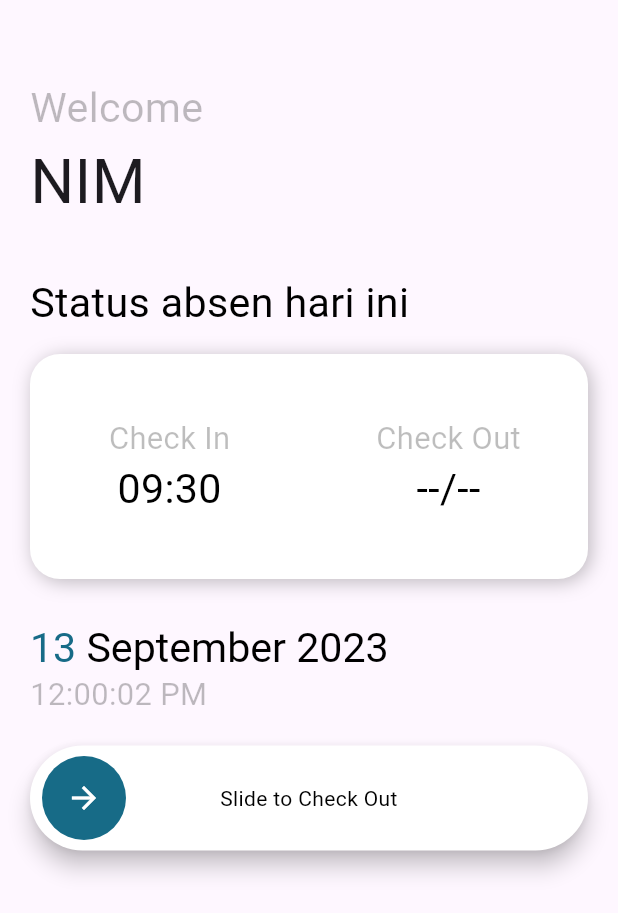
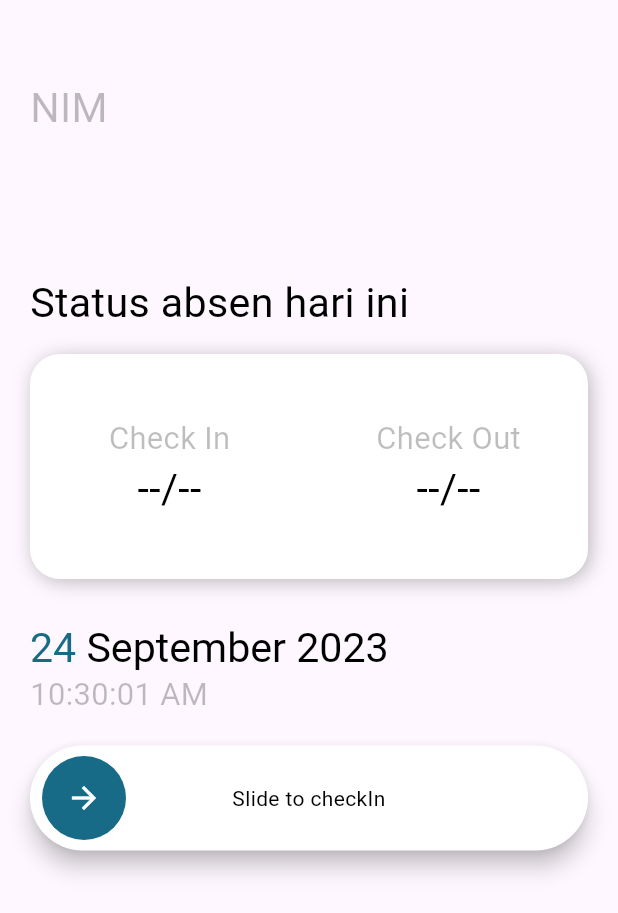
Before and after one commit to lenilestari/Absensi_Simulasi, a Flutter app: the TodayScreen screen opened directly, on a phone screen of 412 x 824 dp. Shown: the top 913 px of the screen. Run offline on Flutter 3.47's test engine with Material 2 defaults, Android fonts, the light colour scheme and no system bars; drawn by our look-alikes of slide_to_act; our stand-ins replace cloud_firestore, firebase_core, flutter_keyboard_visibility, font_awesome_flutter, shared_preferences; accounts and stored records are empty; Roboto replaces fonts that are missing (font_2).

Commit message:
CHECK IN & CHECK OUT

```diff
--- a/lib/homescreen.dart
+++ b/lib/homescreen.dart
@@ -18,7 +18,7 @@ class _HomeScreenState extends State<HomeScreen> {
 
   Color primary = Color(0xFF176B87);
 
-  int currentIndex = 0;
+  int currentIndex = 1;
 
   List<IconData> navigationIcons = [
     FontAwesomeIcons.calendar,
--- a/lib/main.dart
+++ b/lib/main.dart
@@ -1,5 +1,6 @@
 import 'package:absensi_simulasi_mmtc_20/homescreen.dart';
 import 'package:absensi_simulasi_mmtc_20/loginscreen.dart';
+import 'package:absensi_simulasi_mmtc_20/model/user.dart';
 import 'package:firebase_core/firebase_core.dart';
 import 'package:flutter/material.dart';
 import 'package:flutter_keyboard_visibility/flutter_keyboard_visibility.dart';
@@ -56,7 +57,11 @@ class _AuthCheckState extends State<AuthCheck> {
 
     try {
       if(sharedPreferences.getString('NimId') != null) {
+        setState(() {
+
+          User.username = sharedPreferences.getString('NimId')!;
         userAvailable = true;
+        });
       }
     } catch(e) {
       setState(() {
--- /dev/null
+++ b/lib/model/user.dart
@@ -0,0 +1,3 @@
+class User {
+  static String username = " ";
+}
--- a/lib/todayscreen.dart
+++ b/lib/todayscreen.dart
@@ -1,4 +1,9 @@
+import 'dart:async';
+
+import 'package:absensi_simulasi_mmtc_20/model/user.dart';
+import 'package:cloud_firestore/cloud_firestore.dart';
 import 'package:flutter/material.dart';
+import 'package:intl/intl.dart';
 import 'package:slide_to_act/slide_to_act.dart';
 
 class TodayScreen extends StatefulWidget {
@@ -11,7 +16,40 @@ class TodayScreen extends StatefulWidget {
 class _TodayScreenState extends State<TodayScreen> {
   double screenHeight = 0;
   double screenWidth = 0;
+
+  String checkIn = "--/--";
+  String checkOut = "--/--";
+
   Color primary = Color(0xFF176B87);
+
+  @override
+  void initState() {
+    super.initState();
+    _getRecord();
+  }
+
+  void _getRecord() async {
+    try {
+      QuerySnapshot querySnapshot = await FirebaseFirestore.instance.collection("NIM").where('id', isEqualTo: User.username).get();
+
+      DocumentSnapshot querySnapshot2 = await FirebaseFirestore.instance.collection("NIM").doc(querySnapshot.docs[0].id).collection("Record")
+          .doc(DateFormat('dd MMMM yyyy').format(DateTime.now()))
+          .get();
+
+      setState(() {
+        checkIn = querySnapshot2['checkIn'];
+        checkOut = querySnapshot2['checkOut'];
+      });
+
+    } catch (e) {
+      setState(() {
+        checkIn = "--/--";
+        checkOut = "--/--";
+      });
+    }
+    print(checkIn);
+    print(checkOut);
+  }
 
   @override
   Widget build(BuildContext context) {
@@ -27,7 +65,7 @@ class _TodayScreenState extends State<TodayScreen> {
               alignment: Alignment.centerLeft,
               margin: const EdgeInsets.only(top: 32),
               child: Text(
-                "Welcome",
+                "NIM",
                 style: TextStyle(
                   color: Colors.black26,
                   fontFamily: "font_2",
@@ -38,7 +76,8 @@ class _TodayScreenState extends State<TodayScreen> {
             Container(
               alignment: Alignment.centerLeft,
               child: Text(
-                "NIM",
+                User.username,
+
                 style: TextStyle(
                   fontFamily: "font_2",
                   fontSize: screenWidth / 10,
@@ -89,7 +128,7 @@ class _TodayScreenState extends State<TodayScreen> {
                           ),
                         ),
                         Text(
-                          "09:30",
+                          checkIn,
                           style: TextStyle(
                             fontFamily: "font_2",
                             fontSize: screenWidth / 15,
@@ -113,7 +152,7 @@ class _TodayScreenState extends State<TodayScreen> {
                           ),
                         ),
                         Text(
-                          "--/--",
+                          checkOut,
                           style: TextStyle(
                             fontFamily: "font_2",
                             fontSize: screenWidth / 15,
@@ -130,7 +169,7 @@ class _TodayScreenState extends State<TodayScreen> {
               alignment: Alignment.centerLeft,
               child: RichText(
                 text: TextSpan(
-                  text: "13",
+                  text: DateTime.now().day.toString(),
                   style: TextStyle(
                     color: primary,
                     fontSize: screenWidth / 15,
@@ -138,7 +177,7 @@ class _TodayScreenState extends State<TodayScreen> {
                   ),
                   children: [
                     TextSpan(
-                      text: " September 2023",
+                      text: DateFormat(' MMMM yyyy').format(DateTime.now()),
                       style: TextStyle(
                         color: Colors.black,
                         fontSize: screenWidth / 15,
@@ -149,38 +188,100 @@ class _TodayScreenState extends State<TodayScreen> {
                 ),
               ),
             ),
-            Container(
+            StreamBuilder(
+              stream: Stream.periodic(const Duration(seconds: 1)),
+              builder: (context, snapshot) {
+                return Container(
                   alignment: Alignment.centerLeft,
                   child: Text(
-                "12:00:02 PM",
+                    DateFormat('hh:mm:ss a').format(DateTime.now()),
                     style: TextStyle(
                       fontFamily: "font_2",
                       fontSize: screenWidth / 20,
                       color: Colors.black26,
                     ),
                   ),
+                );
+              }
             ),
-            Container(
+            checkOut == "--/--" ? Container(
               margin: const EdgeInsets.only(top : 20),
               child: Builder(
                 builder: (context) {
                   final GlobalKey<SlideActionState> key = GlobalKey();
 
                   return SlideAction(
-                    text: "Slide to Check Out",
+                    text: checkIn == "--/--" ? "Slide to checkIn" : "Slide to checkOut",
                     textStyle: TextStyle(
                       color: Colors.black,
                     ),
                     outerColor: Colors.white,
                     innerColor: primary,
                     key: key,
-                    onSubmit: () {
+
+                  onSubmit: () async {
+
+                      // key.currentState!.reset();
+
+                    Timer(Duration(seconds: 1), () {
                       key.currentState!.reset();
-                    },
-                  );
+                    });
+
+                      print(DateFormat('hh:mm').format(DateTime.now()));
+
+                      QuerySnapshot querySnapshot = await FirebaseFirestore.instance.collection("NIM").where('id', isEqualTo: User.username).get();
+
+                      print(querySnapshot.docs[0].id);
+                      print(DateFormat('dd MMMM yyyy').format(DateTime.now()));
+
+                      DocumentSnapshot querySnapshot2 = await FirebaseFirestore.instance.collection("NIM").doc(querySnapshot.docs[0].id).collection("Record")
+                          .doc(DateFormat('dd MMMM yyyy').format(DateTime.now()))
+                          .get();
+
+                      try {
+                        // if(querySnapshot2['checkIn']);
+                        String checkIn = querySnapshot2['checkIn'];
+
+                        setState(() {
+                          checkOut = DateFormat('hh:mm').format(DateTime.now());
+                        });
+
+                        await FirebaseFirestore .instance.collection("NIM").doc(querySnapshot.docs[0].id).collection("Record")
+                            .doc(DateFormat('dd MMMM yyyy').format(DateTime.now())).update({
+                          'checkIn' : checkIn,
+                          'checkOut' : DateFormat('hh:mm').format(DateTime.now())
+                        });
+
+                      } catch (e) {
+
+                        setState(() {
+                          checkIn = DateFormat('hh:mm').format(DateTime.now());
+                        });
+                        await FirebaseFirestore .instance.collection("NIM").doc(querySnapshot.docs[0].id).collection("Record")
+                            .doc(DateFormat('dd MMMM yyyy').format(DateTime.now())).set({
+                          'checkIn' : DateFormat('hh:mm').format(DateTime.now()),
+                        });
+                      }
+
+                      // print(querySnapshot2['checkIn']);
+
+                      print("Database Firebase terpanggil: ${querySnapshot.docs.length}");
+
+                  // key.currentState!.reset();
+                  });
                 },
               ),
+            ) : Container(
+              margin: const EdgeInsets.only(top: 30),
+              child: Text("You have completed this day",
+                style: TextStyle(
+                  fontFamily: "font_2",
+                  fontSize: screenWidth / 20,
+                  color: Colors.black26,
                 ),
+              ),
+
+            )
           ],
         ),
       ),
--- a/pubspec.yaml
+++ b/pubspec.yaml
@@ -37,6 +37,7 @@ dependencies:
   shared_preferences: ^2.2.1
   font_awesome_flutter: ^10.5.0
   slide_to_act: ^2.0.1
+  intl: ^0.18.1
   # The following adds the Cupertino Icons font to your application.
   # Use with the CupertinoIcons class for iOS style icons.
   cupertino_icons: ^1.0.2
```
Also changed, not shown: lib/loginscreen.dart (+12 -29 lines), pubspec.lock. Lines whose indentation alone changed are shown as unchanged.
